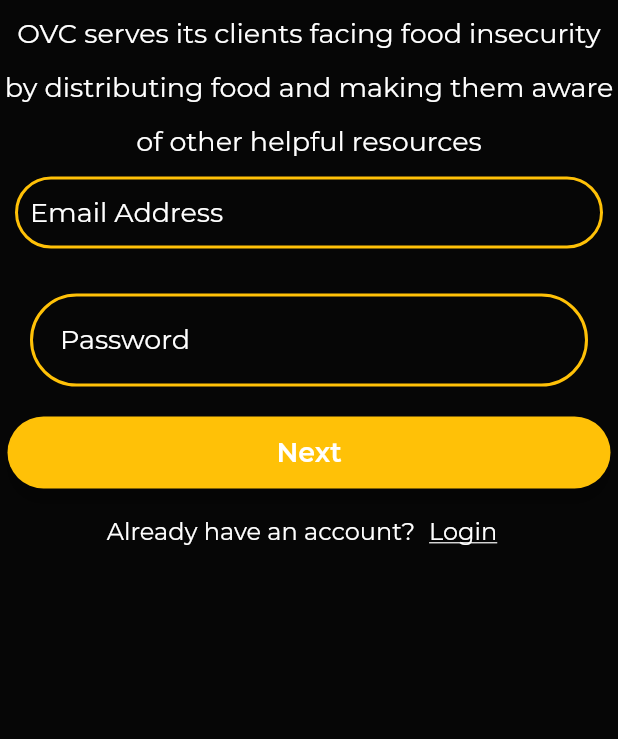
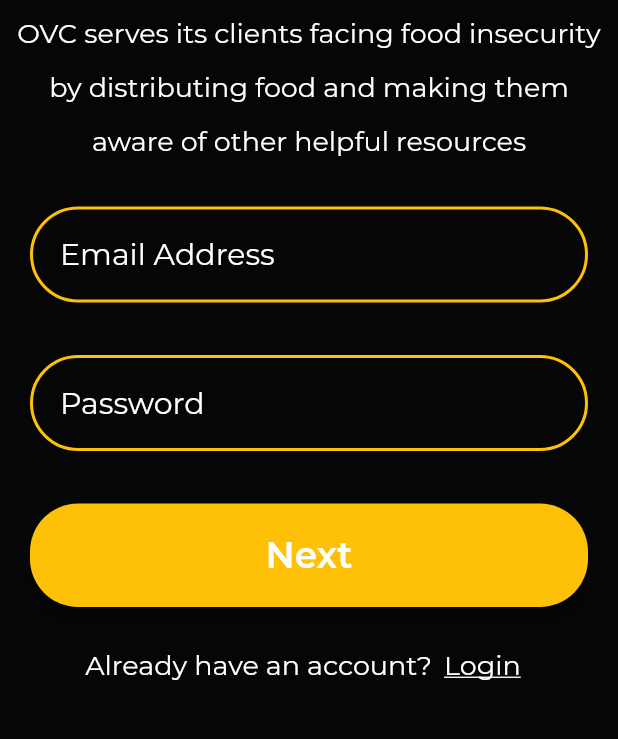
Before and after one commit to Onyxx-Village-Connection/app, a Flutter app: the ClientSignup screen opened directly, on a phone screen of 412 x 824 dp, the part 233-972 px from its top. Run offline on Flutter 3.47's test engine with Material 2 defaults, Android fonts, the phone set to English and light mode, and no system bars; our stand-ins replace cloud_firestore, email_validator, firebase_auth, firebase_core, firebase_storage, image_picker and 1 more; accounts and stored records are empty.

Commit message:
the update version of the client sign up page

```diff
--- a/lib/screens/authenticate/client_signup.dart
+++ b/lib/screens/authenticate/client_signup.dart
@@ -15,7 +15,7 @@ class ClientSignup extends StatefulWidget{
 
 class _ClientSignupState extends State<ClientSignup>{
 
-  TextStyle textStyle = TextStyle(fontFamily: 'Montserrat', fontSize: 18.0, color: Colors.white);
+  TextStyle textStyle = TextStyle(fontFamily: 'Montserrat', fontSize: 20.0, color: Colors.white);
 
   OutlineInputBorder focusedField = OutlineInputBorder(
       borderRadius: BorderRadius.circular(32.0),
@@ -41,7 +41,7 @@ class _ClientSignupState extends State<ClientSignup>{
         enabledBorder: enabledField,
         hintText: 'Email Address',
         hintStyle: textStyle,
-        contentPadding: EdgeInsets.fromLTRB(10.0, 2.5, 10.0, 2.5),
+        contentPadding: EdgeInsets.all(20.0),
       ),
       validator: (String? value){
         if (value == null || value.isEmpty){
@@ -71,12 +71,12 @@ class _ClientSignupState extends State<ClientSignup>{
       borderRadius: BorderRadius.circular(32.0),
       color: Colors.amber,
       child: MaterialButton(
-        padding: EdgeInsets.fromLTRB(150.0, 0, 150.0, 0),
+        padding: EdgeInsets.fromLTRB(30.0, 20.0, 30.0, 20.0),
         onPressed: () => _navigateToMoreSignupInfoPage(context),
         child: Text(
           'Next',
           textAlign: TextAlign.center,
-          style: textStyle.copyWith(fontWeight: FontWeight.bold,),
+          style: textStyle.copyWith(fontSize: 24.0,fontWeight: FontWeight.bold,),
         ),
       ),
     );
@@ -87,13 +87,13 @@ class _ClientSignupState extends State<ClientSignup>{
         children: <Widget> [
           Text(
             'Already have an account?',
-            style: textStyle.copyWith(fontSize: 16.0),
+            style: textStyle.copyWith(fontSize: 18.0),
           ),
           TextButton(
               onPressed: () => _navigateToClientLogin(context),
               child: Text(
                 'Login',
-                style: textStyle.copyWith(fontSize: 16.0, decoration: TextDecoration.underline,),
+                style: textStyle.copyWith(fontSize: 18.0, decoration: TextDecoration.underline,),
               ),
           ),
         ],
@@ -109,7 +109,7 @@ class _ClientSignupState extends State<ClientSignup>{
           scale: 1.2,
         ),
         Padding(
-            padding: EdgeInsets.fromLTRB(2.5, 0, 2.5, 0),
+            padding: EdgeInsets.fromLTRB(10.0, 0, 10.0, 0),
             child: Text(
               'OVC serves its clients facing food insecurity by distributing food and making them aware of other helpful resources',
               textAlign: TextAlign.center,
@@ -126,7 +126,7 @@ class _ClientSignupState extends State<ClientSignup>{
             ),
         ),
         Padding(
-          padding: EdgeInsets.all(10.0),
+          padding: EdgeInsets.fromLTRB(20.0, 30.0, 20.0, 15.0),
           child: emailBox,
         ),
         Padding(
@@ -134,7 +134,7 @@ class _ClientSignupState extends State<ClientSignup>{
           child: passwordBox,
         ),
         Padding(
-          padding: EdgeInsets.all(5.0),
+          padding: EdgeInsets.fromLTRB(20.0, 20.0, 20.0, 15.0),
           child: nextButton,
         ),
         haveAccountTextButton,
```
